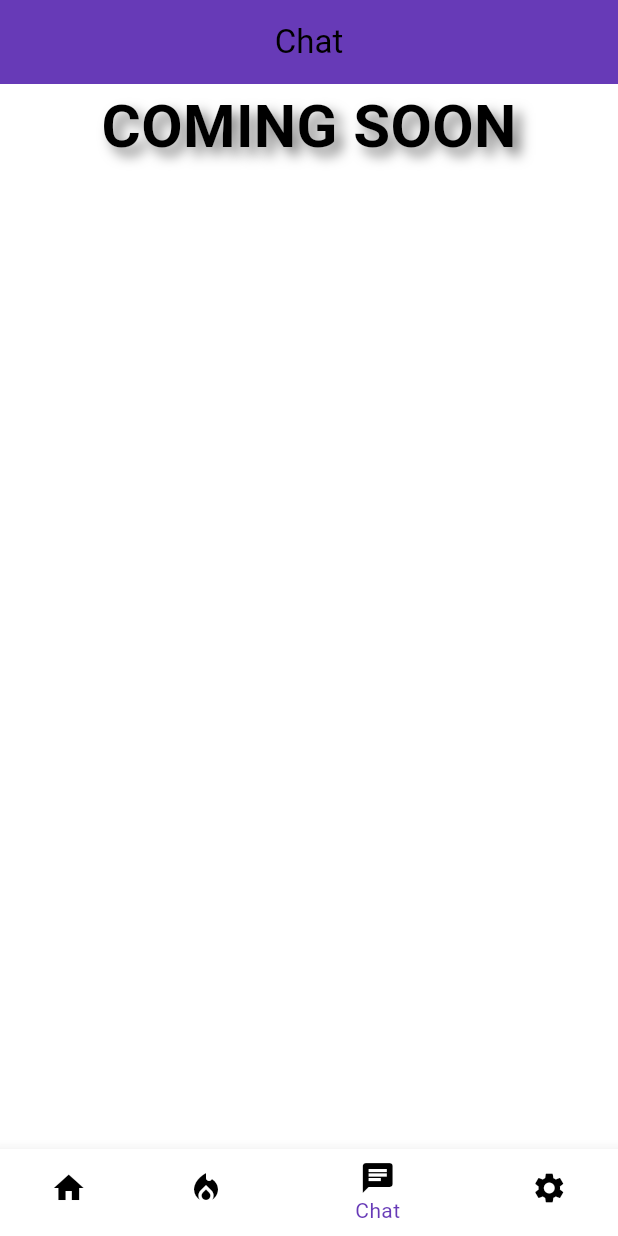
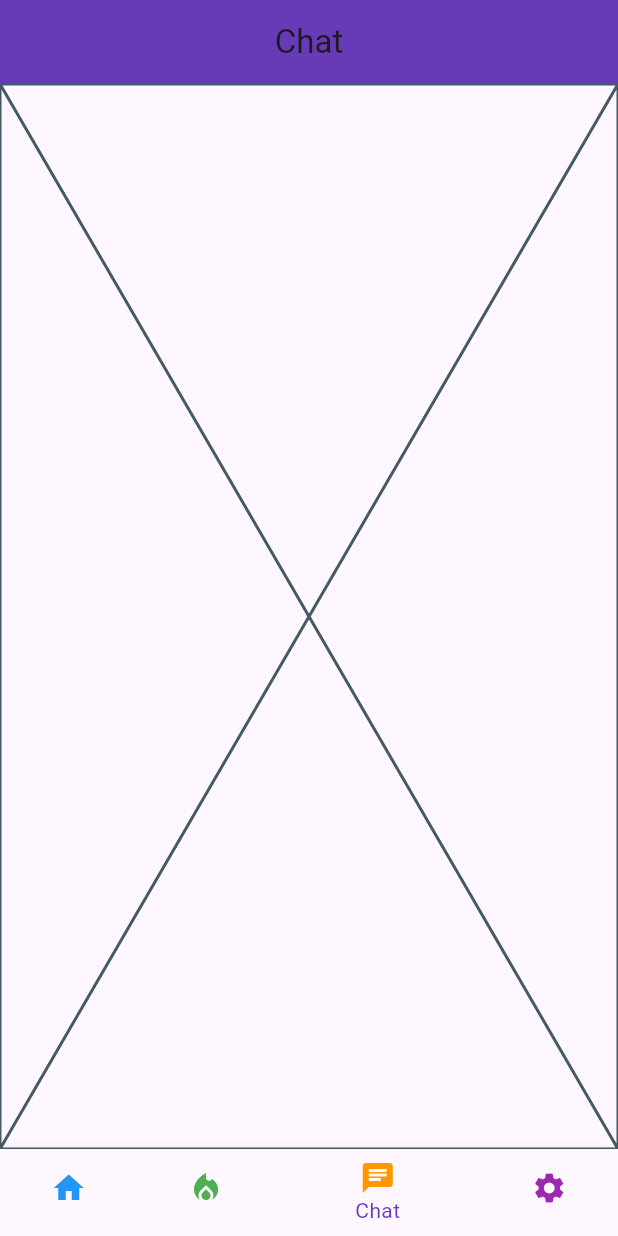
Before and after one commit to hassanmouusahassan/aou_club, a Flutter app: the screen it shows after launch, item 3 of the bottom bar chosen, on a phone screen of 412 x 824 dp. Run offline on Flutter 3.47's test engine with Material 3 defaults, Android fonts, the light colour scheme and no system bars; our stand-ins replace image_picker, shared_preferences.

Commit message:
dark theme done

```diff
--- /dev/null
+++ b/lib/constants/theme.dart
@@ -0,0 +1,15 @@
+import 'package:flutter/material.dart';
+
+class AppThemes {
+  static ThemeData lightTheme = ThemeData(
+    brightness: Brightness.light,
+    primaryColor: const Color.fromARGB(255, 194, 199, 204), // Customize colors as needed
+    // Add more theme configurations
+  );
+
+  static ThemeData darkTheme = ThemeData(
+    brightness: Brightness.dark,
+    primaryColor: Color.fromARGB(255, 51, 50, 50), // Customize colors as needed
+    // Add more theme configurations
+  );
+}
--- /dev/null
+++ b/lib/constants/theme_provider.dart
@@ -0,0 +1,15 @@
+import 'package:flutter/material.dart';
+
+import 'theme.dart';
+
+class ThemeProvider extends ChangeNotifier {
+  ThemeData _currentTheme = AppThemes.lightTheme;
+
+  ThemeData get currentTheme => _currentTheme;
+
+  void toggleTheme() {
+    _currentTheme =
+        (_currentTheme == AppThemes.lightTheme) ? AppThemes.darkTheme : AppThemes.lightTheme;
+    notifyListeners();
+  }
+}
--- a/lib/main.dart
+++ b/lib/main.dart
@@ -1,44 +1,17 @@
-// import 'package:aou_club/screens/login_page.dart';
-// import 'package:flutter/material.dart';
-
-// void main() {
-//   runApp(const MyApp());
-// }
-
-// class MyApp extends StatelessWidget {
-//   const MyApp({super.key});
-
-//   // This widget is the root of your application.
-//   @override
-//   Widget build(BuildContext context) {
-//     return MaterialApp(
-//       title: 'aou club',
-//       debugShowCheckedModeBanner: false,
-//       theme: ThemeData(
-//         colorScheme: ColorScheme.fromSeed(seedColor: const Color.fromARGB(255, 11, 44, 110)),
-//         useMaterial3: true,
-//       ),
-//     );
-//   }
-// }
-
 import 'package:aou_club/constants/global_var.dart';
+import 'package:aou_club/constants/theme_provider.dart';
 import 'package:aou_club/screens/club_home_page.dart';
 import 'package:aou_club/screens/login_page.dart';
 import 'package:aou_club/widgets/router.dart';
 import 'package:flutter/material.dart';
-
-// user_data.dart
-import 'package:flutter/material.dart';
 import 'package:provider/provider.dart';
-
 import 'models/user_data.dart';
 
 void main() {
   runApp(
     ChangeNotifierProvider(
-      create: (context) => UserData(),
-      child: MyApp(),
+      create: (context) => ThemeProvider(),
+      child: const MyApp(),
     ),
   );
 }
@@ -53,18 +26,7 @@ class MyApp extends StatelessWidget {
     return MaterialApp(
       title: 'AOU Clubs',
       debugShowCheckedModeBanner: false,
-      theme: ThemeData(
-        scaffoldBackgroundColor: GlobalVar.backgroundColor,
-        colorScheme: const ColorScheme.light(
-          primary: GlobalVar.secondaryColor,
-        ),
-        appBarTheme: const AppBarTheme(
-          elevation: 0,
-          iconTheme: IconThemeData(
-            color: Colors.black,
-          ),
-        ),
-      ),
+      theme: Provider.of<ThemeProvider>(context).currentTheme,
       onGenerateRoute: ((settings) => generateRoute(settings)),
       home:  ClubsPage(),
     );
--- a/lib/screens/chat_page.dart
+++ b/lib/screens/chat_page.dart
@@ -1,81 +1,15 @@
 import 'package:flutter/material.dart';
 
-void main() => runApp(MyApp());
+class ChatPage extends StatefulWidget {
+  const ChatPage({super.key});
 
-class MyApp extends StatelessWidget {
   @override
-  Widget build(BuildContext context) {
-    return MaterialApp(
-      home: ChatPage(),
-    );
-  }
-}
-
-class ChatPage extends StatefulWidget {
-  @override
-  _ChatPageState createState() => _ChatPageState();
+  State<ChatPage> createState() => _ChatPageState();
 }
 
 class _ChatPageState extends State<ChatPage> {
-  Alignment _textAlignment = Alignment.topCenter;
-  double _opacity = 1.0;
-
-  @override
-  void initState() {
-    super.initState();
-    Future.delayed(Duration(seconds: 1), () {
-      setState(() {
-        _textAlignment = Alignment.center;
-      });
-      _startTextAnimation();
-    });
-  }
-
-  void _startTextAnimation() {
-    Future.delayed(Duration(seconds: 3), () {
-      setState(() {
-        _opacity = 0.5;
-      });
-      Future.delayed(Duration(seconds: 1), () {
-        setState(() {
-          _opacity = 1.0;
-        });
-        _startTextAnimation(); // Repeat the animation
-      });
-    });
-  }
-
   @override
   Widget build(BuildContext context) {
-    return Scaffold(
-      body: Stack(
-        children: <Widget>[
-          AnimatedAlign(
-            alignment: _textAlignment,
-            duration: Duration(seconds: 3),
-            curve: Curves.easeInOut,
-            child: AnimatedOpacity(
-              opacity: _opacity,
-              duration: Duration(seconds: 1),
-              child: Text(
-                "COMING SOON",
-                style: TextStyle(
-                  fontSize: 40,
-                  fontWeight: FontWeight.bold,
-                  color: Colors.black,
-                  shadows: [
-                    Shadow(
-                      blurRadius: 10.0,
-                      color: Colors.black.withOpacity(0.5),
-                      offset: Offset(5.0, 5.0),
-                    ),
-                  ],
-                ),
-              ),
-            ),
-          ),
-        ],
-      ),
-    );
+    return const Placeholder();
   }
 }
--- a/lib/screens/club_home_page.dart
+++ b/lib/screens/club_home_page.dart
@@ -14,14 +14,33 @@ class Club {
 }
 
 List<Club> clubs = [
-  Club(name: "Sports Club", admin: "John Doe", imageUrl: "assets/sport.jpeg"),
-  Club(name: "Dance Club", admin: "Jane Doe", imageUrl: "assets/dancing.jpg"),
-  Club(name: "Music Club", admin: "Jane Doe", imageUrl: "assets/music.jpeg"),
-  Club(name: "Omar Club", admin: "Jane Doe", imageUrl: "assets/omar.png"),
-  Club(name: "Hassan Club", admin: "Jane Doe", imageUrl: "assets/hassan.jpeg"),
-  Club(name: "Computer Club", admin: "Jane Doe", imageUrl: "assets/computer.jpeg"),
-  Club(name: "Music Club", admin: "Jane Doe", imageUrl: "assets/music.jpeg"),
-  Club(name: "AI Club", admin: "Jane Doe", imageUrl: "assets/ai.jpeg"),
+  Club(
+      name: "Sports Club",
+      admin: "John Doe",
+      imageUrl: "assets/club-icon-4.jpg"),
+  Club(
+      name: "Dance Club",
+      admin: "Jane Doe",
+      imageUrl: "assets/club-icon-4.jpg"),
+  Club(
+      name: "Music Club",
+      admin: "Jane Doe",
+      imageUrl: "assets/club-icon-4.jpg"),
+  Club(
+      name: "Omar Club", admin: "Jane Doe", imageUrl: "assets/club-icon-4.jpg"),
+  Club(
+      name: "Hassan Club",
+      admin: "Jane Doe",
+      imageUrl: "assets/club-icon-4.jpg"),
+  Club(
+      name: "Computer Club",
+      admin: "Jane Doe",
+      imageUrl: "assets/club-icon-4.jpg"),
+  Club(
+      name: "Music Club",
+      admin: "Jane Doe",
+      imageUrl: "assets/club-icon-4.jpg"),
+  Club(name: "AI Club", admin: "Jane Doe", imageUrl: "assets/club-icon-4.jpg"),
 ];
 
 class ClubsPage extends StatefulWidget {
@@ -31,12 +50,12 @@ class ClubsPage extends StatefulWidget {
 
 class _ClubsPageState extends State<ClubsPage> {
   int _selectedIndex = 0;
-  PageController _pageController = PageController();
+  final PageController _pageController = PageController();
 
   void _onItemTapped(int index) {
     _pageController.animateToPage(
       index,
-      duration: Duration(milliseconds: 300),
+      duration: const Duration(milliseconds: 300),
       curve: Curves.easeInOut,
     );
   }
@@ -58,7 +77,6 @@ class _ClubsPageState extends State<ClubsPage> {
 
   @override
   Widget build(BuildContext context) {
-
     return Scaffold(
       appBar: AppBar(
         title: Center(child: Text(_getTitle(_selectedIndex))),
@@ -73,7 +91,7 @@ class _ClubsPageState extends State<ClubsPage> {
         },
         children: [
           _buildClubsList(),
-          NewsPage(), // Replace with your News Widget
+          const NewsPage(), // Replace with your News Widget
           ChatPage(), // Replace with your Chat Widget
           SettingsPage(), // Replace with your Settings Widget
         ],
@@ -81,19 +99,21 @@ class _ClubsPageState extends State<ClubsPage> {
       bottomNavigationBar: BottomNavigationBar(
         items: const <BottomNavigationBarItem>[
           BottomNavigationBarItem(
-            icon: Icon(Icons.home, color: Colors.black),
+            icon: Icon(Icons.home, color: Colors.blue), // Set color for Home
             label: 'Home',
           ),
           BottomNavigationBarItem(
-            icon: Icon(Icons.local_fire_department, color: Colors.black),
+            icon: Icon(Icons.local_fire_department,
+                color: Colors.green), // Set color for News
             label: 'News',
           ),
           BottomNavigationBarItem(
-            icon: Icon(Icons.chat, color: Colors.black),
+            icon: Icon(Icons.chat, color: Colors.orange), // Set color for Chat
             label: 'Chat',
           ),
           BottomNavigationBarItem(
-            icon: Icon(Icons.settings, color: Colors.black),
+            icon: Icon(Icons.settings,
+                color: Colors.purple), // Set color for Settings
             label: 'Settings',
           ),
         ],
@@ -110,7 +130,8 @@ class _ClubsPageState extends State<ClubsPage> {
       itemBuilder: (context, index) {
         return GestureDetector(
           onTap: () {
-            Navigator.push(context, MaterialPageRoute(builder: (context) => ClubInfo()));
+            Navigator.push(context,
+                MaterialPageRoute(builder: (context) => const ClubInfo()));
             print('Tapped on ${clubs[index].name}');
           },
           child: ClubCard(club: clubs[index]),
@@ -129,7 +150,7 @@ class ClubCard extends StatelessWidget {
   Widget build(BuildContext context) {
     return Card(
       elevation: 5.0,
-      margin: EdgeInsets.all(10.0),
+      margin: const EdgeInsets.all(10.0),
       clipBehavior: Clip.antiAlias,
       shape: RoundedRectangleBorder(borderRadius: BorderRadius.circular(15.0)),
       child: Container(
@@ -138,18 +159,19 @@ class ClubCard extends StatelessWidget {
           image: DecorationImage(
             fit: BoxFit.cover,
             image: AssetImage(club.imageUrl),
-            colorFilter: ColorFilter.mode(Colors.black.withOpacity(0.3), BlendMode.darken),
+            colorFilter: ColorFilter.mode(
+                Colors.black.withOpacity(0.3), BlendMode.darken),
           ),
         ),
         child: Padding(
-          padding: EdgeInsets.all(10.0),
+          padding: const EdgeInsets.all(10.0),
           child: Column(
             mainAxisAlignment: MainAxisAlignment.end,
             crossAxisAlignment: CrossAxisAlignment.start,
             children: [
               Text(
                 club.name,
-                style: TextStyle(
+                style: const TextStyle(
                   fontWeight: FontWeight.bold,
                   color: Colors.white,
                   fontSize: 24.0,
@@ -157,7 +179,7 @@ class ClubCard extends StatelessWidget {
               ),
               Text(
                 'Admin: ${club.admin}',
-                style: TextStyle(color: Colors.white),
+                style: const TextStyle(color: Colors.white),
               ),
             ],
           ),
--- /dev/null
+++ b/package.json
@@ -0,0 +1,5 @@
+{
+  "devDependencies": {
+    "prettier": "3.1.1"
+  }
+}
```
Also changed, not shown: lib/screens/settings_page.dart (+23 -16 lines), package-lock.json (added).
